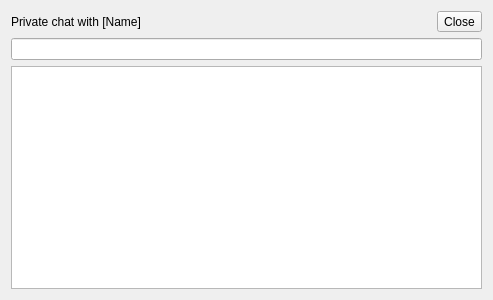
First picture: the form in pmwidget.ui, repository NadnerbD/QtCyanChat, before the edit.
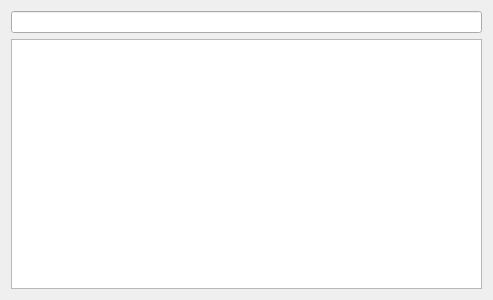
Second picture: the form after the edit.

Commit message: UI changes, made things simpler and more consistent

```diff
--- a/pmwidget.ui
+++ b/pmwidget.ui
@@ -14,24 +14,6 @@
    <string>Form</string>
   </property>
   <layout class="QVBoxLayout" name="verticalLayout">
-   <item>
-    <layout class="QHBoxLayout" name="pmTopBar">
-     <item>
-      <widget class="QLabel" name="pmTitle">
-       <property name="text">
-        <string>Private chat with [Name]</string>
-       </property>
-      </widget>
-     </item>
-     <item>
-      <widget class="QToolButton" name="closeButton">
-       <property name="text">
-        <string>Close</string>
-       </property>
-      </widget>
-     </item>
-    </layout>
-   </item>
    <item>
     <widget class="QLineEdit" name="pmBox"/>
    </item>
```
The commit also changes 3 other files.
